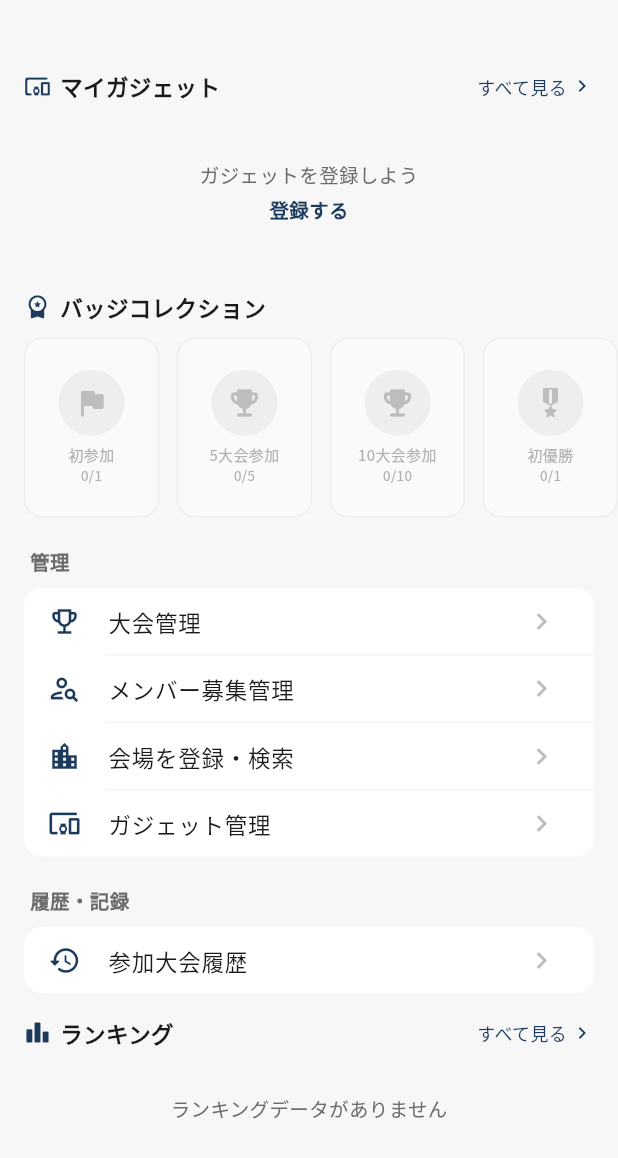
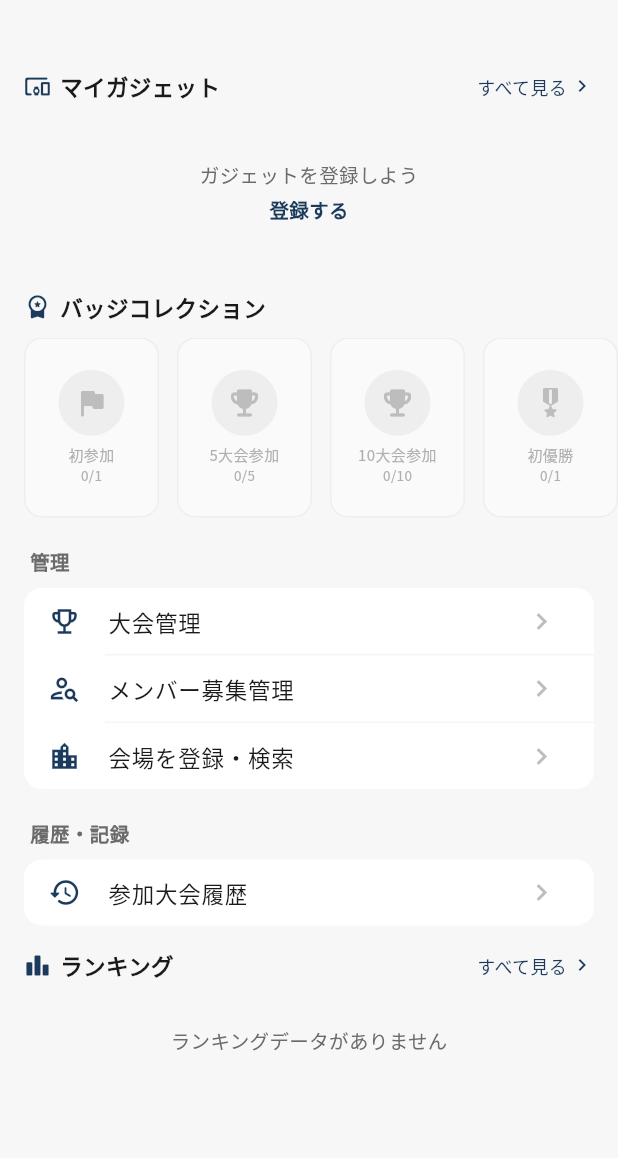
Before and after one commit to sofvo-dev/sofvo, a Flutter app: the MyPageScreen screen opened directly, scrolled down 418 dp, on a phone screen of 412 x 824 dp. Shown: the top 1158 px of the screen. Run offline on Flutter 3.47's test engine with Material 3 defaults, Android fonts, the phone set to English and light mode, and no system bars; our stand-ins replace cached_network_image, cloud_firestore, file_picker, firebase_auth, firebase_core, firebase_messaging and 10 more; missing offline and left inert: dart:js_interop, mobile_scanner; accounts and stored records are empty; network calls fail.

Commit message:
管理セクションからガジェット管理リンクを削除
https://claude.ai/code/session_01NdXNSNEhWCRPmtaSJSELhX

```diff
--- a/lib/screens/profile/my_page_screen.dart
+++ b/lib/screens/profile/my_page_screen.dart
@@ -290,9 +290,6 @@ class MyPageScreen extends StatelessWidget {
                         _MenuItemData(Icons.location_city_outlined, '会場を登録・検索', () {
                           Navigator.push(context, MaterialPageRoute(builder: (_) => const VenueSearchScreen()));
                         }),
-                        _MenuItemData(Icons.devices_other_outlined, 'ガジェット管理', () {
-                          Navigator.push(context, MaterialPageRoute(builder: (_) => const GadgetListScreen()));
-                        }),
                       ]),
                     ),
                     const SizedBox(height: 20),
```
